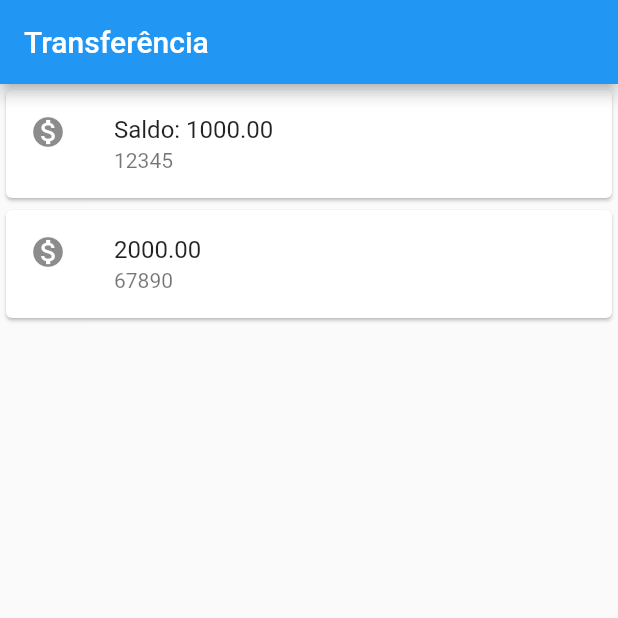
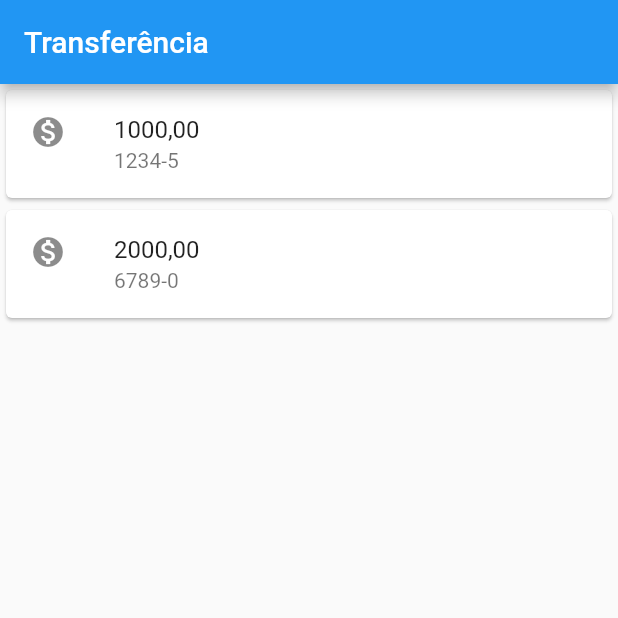
Before and after one commit to Dirceug/AulaFlutter, a Flutter app: the screen it shows after launch, on a phone screen of 412 x 824 dp, the top half of it. Run offline on Flutter 3.47's test engine with Material 2 defaults, Android fonts, the phone set to English and light mode, and no system bars.

```diff
--- a/lib/main.dart
+++ b/lib/main.dart
@@ -11,15 +11,15 @@ void main() => runApp(
               Card(
                 child: ListTile(
                   leading: Icon(Icons.monetization_on),
-                  title: Text('Saldo: 1000.00'),
-                  subtitle: Text('12345'),
+                  title: Text('1000,00'),
+                  subtitle: Text('1234-5'),
                 ),
               ),
               Card(
                 child: ListTile(
                   leading: Icon(Icons.monetization_on),
-                  title: Text('2000.00'),
-                  subtitle: Text('67890'),
+                  title: Text('2000,00'),
+                  subtitle: Text('6789-0'),
                 ),
               ),
             ],
```
Also changed, not shown: 1 other file.
